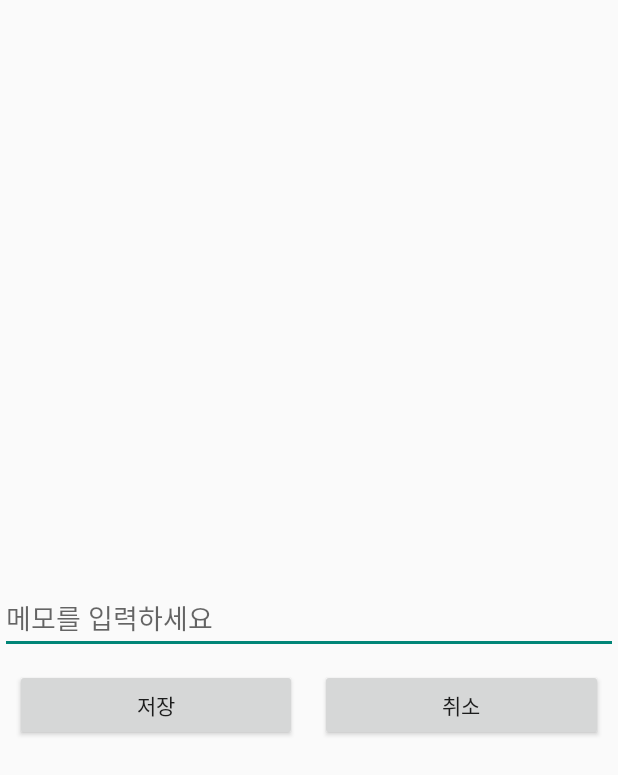
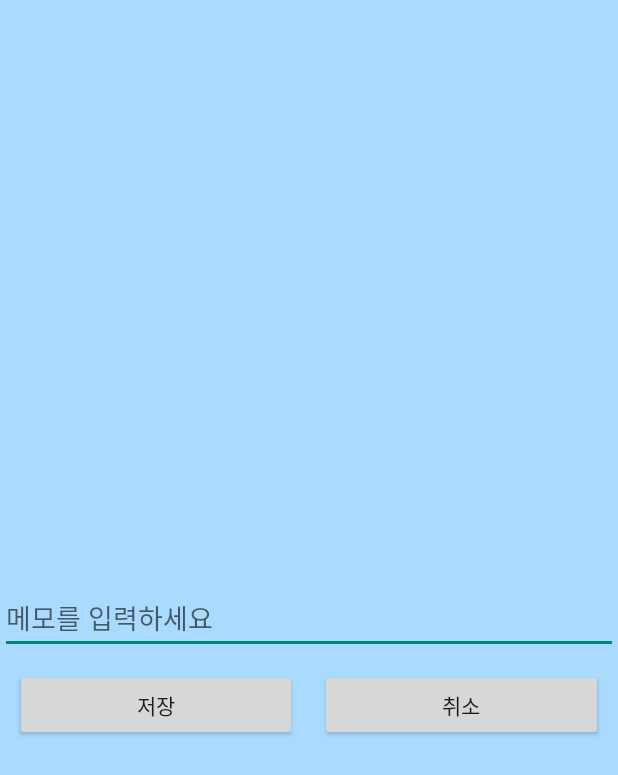
Before and after one commit to tmdngk0314/BlueAccountBook, an Android app: the MemoAddActivity screen opened directly, with no data from a screen before it, on a phone screen of 412 x 824 dp. Shown: the top 775 px of the screen. Run offline under Robolectric (Android 15) with nearby library versions, the light colour scheme and no system bars.

```diff
--- a/app/src/main/java/com/cookandroid/account_book/Success.java
+++ b/app/src/main/java/com/cookandroid/account_book/Success.java
@@ -34,7 +34,7 @@ public class Success extends AppCompatActivity {
         success_save_btn = (Button)findViewById(R.id.success_save_btn);
 
         Intent inIntent5 = getIntent();
-        Intent intent = new Intent(getApplicationContext(),MainActivity.class);
+
 
         success_save_btn.setOnClickListener(new View.OnClickListener() {
             @Override
@@ -68,8 +68,7 @@ public class Success extends AppCompatActivity {
                             img_orange.setVisibility(View.INVISIBLE);
                             img_red.setVisibility(View.VISIBLE);
                         }
-                        intent.putExtra("Num2",Integer.parseInt(num2));
-                        startActivityForResult(intent,0);
+
                 }
 
                 else{
--- a/app/src/main/res/layout/activity_memo_add.xml
+++ b/app/src/main/res/layout/activity_memo_add.xml
@@ -4,7 +4,8 @@
     xmlns:tools="http://schemas.android.com/tools"
     android:layout_width="match_parent"
     android:layout_height="match_parent"
-    tools:context=".MemoAddActivity">
+    tools:context=".MemoAddActivity"
+    android:background="#AADBFF">
 
     <EditText
         android:layout_centerVertical="true"
```
